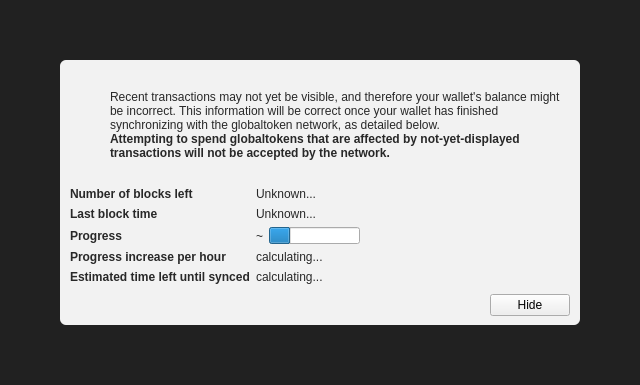
Before: the Qt Designer form src/qt/forms/modaloverlay.ui in HuntCoinDeveloper/huntcoin, drawn with Qt 5.
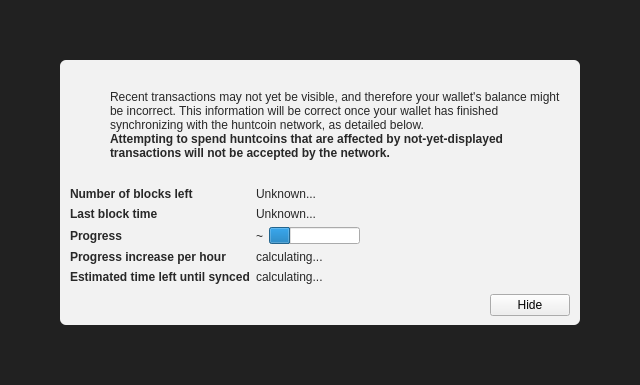
After: the same form once the commit is applied. Icons and pictures are not drawn. Custom widgets are drawn as their Qt base class.

```diff
--- a/src/qt/forms/modaloverlay.ui
+++ b/src/qt/forms/modaloverlay.ui
@@ -130,7 +130,7 @@
              <item>
               <widget class="QLabel" name="infoText">
                <property name="text">
-                <string>Recent transactions may not yet be visible, and therefore your wallet's balance might be incorrect. This information will be correct once your wallet has finished synchronizing with the globaltoken network, as detailed below.</string>
+                <string>Recent transactions may not yet be visible, and therefore your wallet's balance might be incorrect. This information will be correct once your wallet has finished synchronizing with the huntcoin network, as detailed below.</string>
                </property>
                <property name="textFormat">
                 <enum>Qt::RichText</enum>
@@ -149,7 +149,7 @@
                 </font>
                </property>
                <property name="text">
-                <string>Attempting to spend globaltokens that are affected by not-yet-displayed transactions will not be accepted by the network.</string>
+                <string>Attempting to spend huntcoins that are affected by not-yet-displayed transactions will not be accepted by the network.</string>
                </property>
                <property name="textFormat">
                 <enum>Qt::RichText</enum>
```
